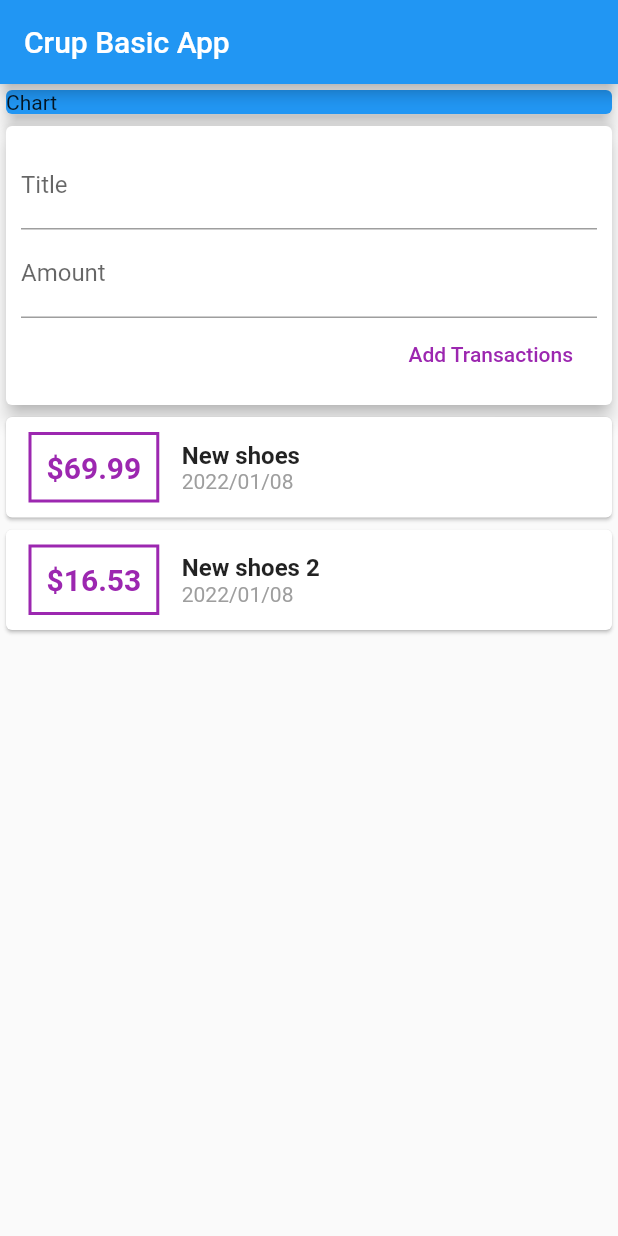
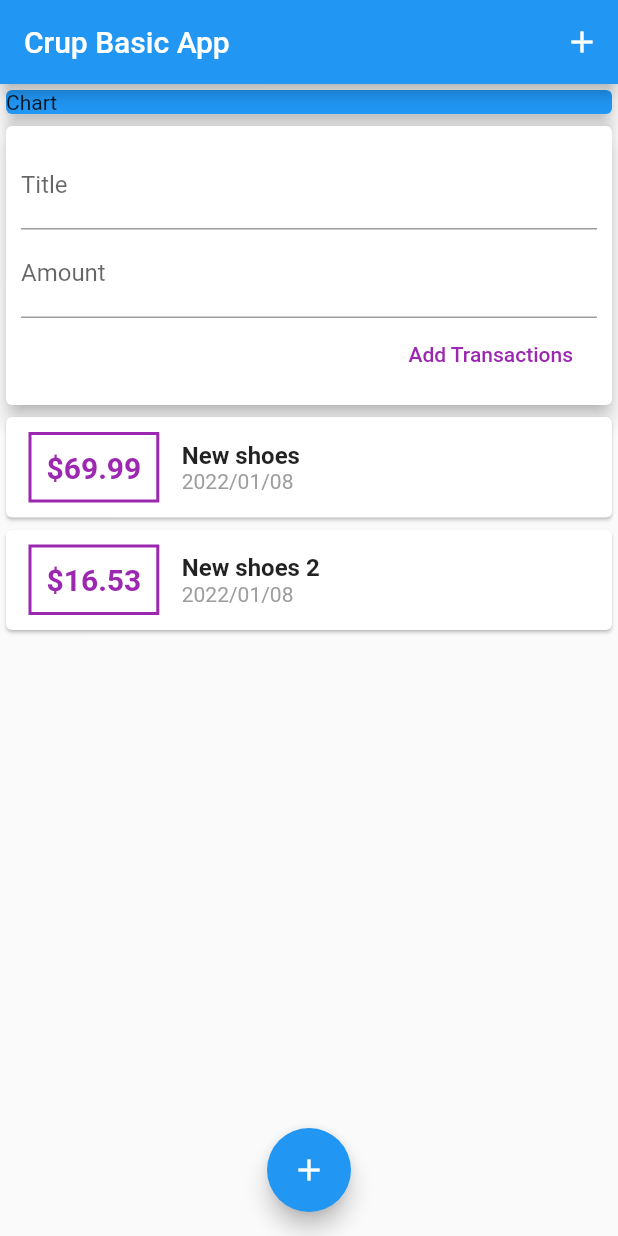
Before and after one commit to fahmi54321/crud_basic_app, a Flutter app: the screen it shows after launch, on a phone screen of 412 x 824 dp. Run offline on Flutter 3.47's test engine with Material 2 defaults, Android fonts, the phone set to English and light mode, and no system bars.

Commit message:
adding appbar and floating action button

```diff
--- a/lib/main.dart
+++ b/lib/main.dart
@@ -41,6 +41,14 @@ class MyHomePage extends StatelessWidget {
         title: Text(
           'Crup Basic App',
         ),
+        actions: [
+          IconButton(
+            icon: Icon(
+              Icons.add,
+            ),
+            onPressed: () {},
+          )
+        ],
       ),
       body: SingleChildScrollView(
         child: Column(
@@ -55,11 +63,17 @@ class MyHomePage extends StatelessWidget {
                 ),
               ),
             ),
-
             UserTransactions(),
           ],
         ),
       ),
+      floatingActionButtonLocation: FloatingActionButtonLocation.centerFloat,
+      floatingActionButton: FloatingActionButton(
+        child: Icon(
+          Icons.add,
+        ),
+        onPressed: () {},
+      ),
     );
   }
 }
```
